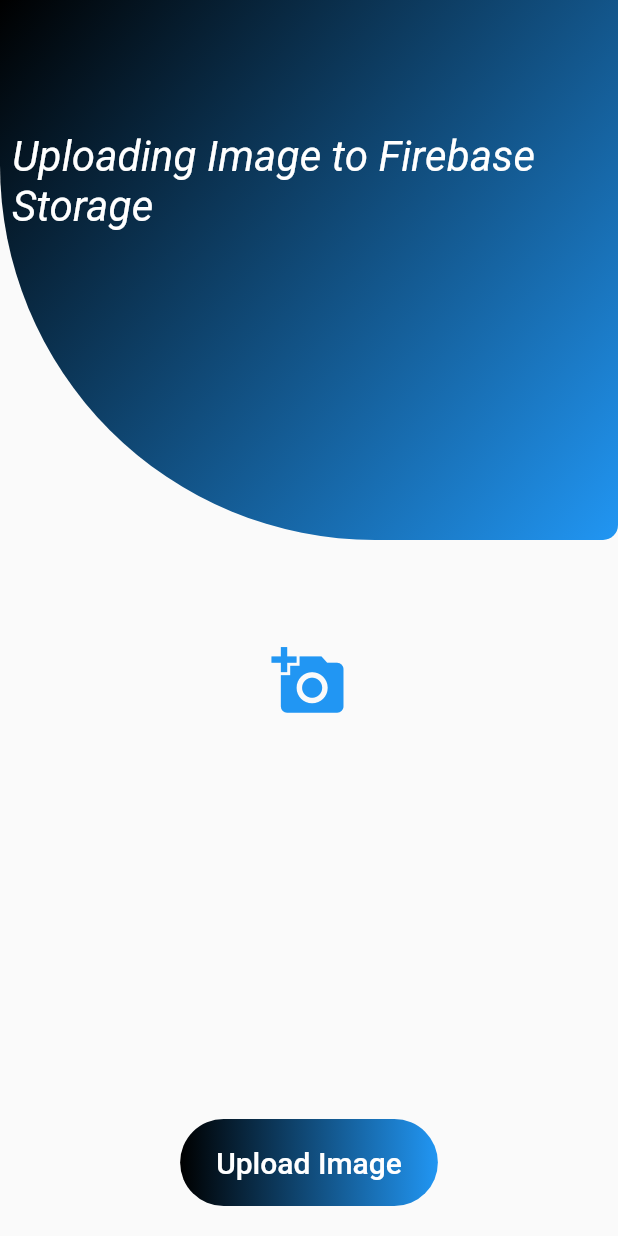
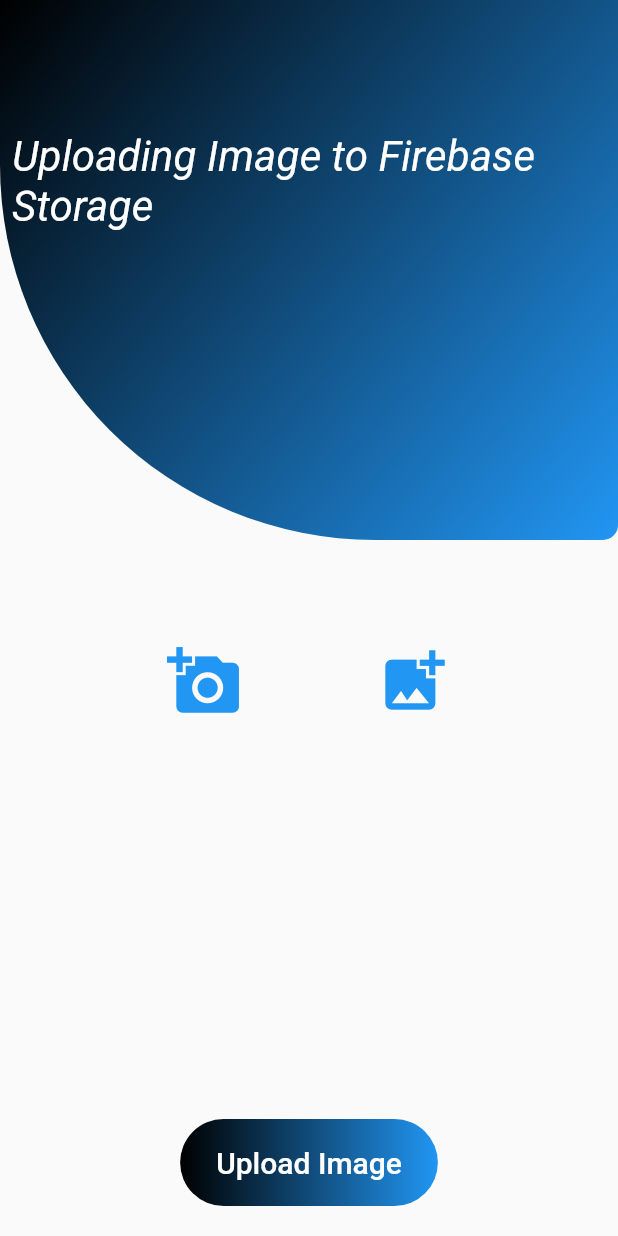
Before and after one commit to Rikanthan/cleaning_app, a Flutter app: the screen it shows after launch, on a phone screen of 412 x 824 dp. Run offline on Flutter 3.47's test engine with Material 2 defaults, Android fonts, the phone set to English and light mode, and no system bars; our stand-ins replace firebase_core, firebase_storage, flutter_spinkit, image_picker, percent_indicator; accounts and stored records are empty.

Commit message:
add files

```diff
--- a/cleaning/lib/Screens/ImageUpload.dart
+++ b/cleaning/lib/Screens/ImageUpload.dart
@@ -29,9 +29,15 @@
   String date = DateFormat('dd-MM-yyyy hh:mm:ss a').format(DateTime.now());
   late firebase_storage.UploadTask _uploadTask;
   Future pickImage() async {
-    final pickedFile = await picker.pickImage(source: ImageSource.gallery);
+    final pickedFile = await picker.pickImage(source: ImageSource.camera);
     setState(() {
+      try{
         _imageFile = File(pickedFile!.path);
+      }
+      catch(e)
+      {
+        print(e);
+      }
     });
   }
 
@@ -64,8 +70,8 @@
     task.whenComplete((){
       uploadText = "Upload success!";
       _uploadStatus = UploadStatus.finished;
-      Navigator.push(
-        context, MaterialPageRoute(builder: (_)=> ShowImages()));
+      // Navigator.push(
+      //   context, MaterialPageRoute(builder: (_)=> ShowImages()));
     });
   }
 
@@ -83,7 +89,8 @@
                 gradient: LinearGradient(
                     colors: [Colors.black,Colors.blue],
                     begin: Alignment.topLeft,
-                    end: Alignment.bottomRight)),
+                    end: Alignment.bottomRight)
+                    ),
           ),
           Container(
             margin: const EdgeInsets.only(top: 80),
@@ -113,13 +120,48 @@
                           borderRadius: BorderRadius.circular(30.0),
                           child: _imageFile != null
                               ? Image.file(_imageFile!)
-                              :TextButton(
+                              :Row(
+                                mainAxisAlignment: MainAxisAlignment.spaceEvenly,
+                                children: [
+                                  TextButton(
                                       child: Icon(
                                             Icons.add_a_photo,
                                             color: Colors.blue,
                                             size: 50,
                                       ),
-                            onPressed: pickImage,
+                                      onPressed: () async{
+                                          final pickedFile = await picker.pickImage(source: ImageSource.camera);
+                                          setState(() {
+                                            try{
+                                              _imageFile = File(pickedFile!.path);
+                                            }
+                                            catch(e)
+                                            {
+                                              print(e);
+                                            }
+                                          });
+                                      },
+                                    ),
+                                  TextButton(
+                                      child: Icon(
+                                            Icons.add_photo_alternate,
+                                            color: Colors.blue,
+                                            size: 50,
+                                      ),
+                                      onPressed: () async{
+                                          final pickedFile = await picker.pickImage(source: ImageSource.gallery);
+                                          setState(() {
+                                            try{
+                                              _imageFile = File(pickedFile!.path);
+                                            }
+                                            catch(e)
+                                            {
+                                              print(e);
+                                            }
+                                          });
+                                      },
+                                    ),
+                                ],
                               ),
                         ),
                       ),
@@ -139,9 +181,11 @@
                   lineWidth: 5.0,
                   percent: progress/100,
                   center: new Text("$progress%"),
-                  progressColor: Colors.green,
+                  linearGradient: LinearGradient(
+                    colors: [Colors.black,Colors.blue],
+                    begin: Alignment.topLeft,
+                    end: Alignment.bottomRight)
                 )
-
               ],
             ),
           ),
@@ -169,7 +213,6 @@
                 setState(() {
                   _uploadStatus = UploadStatus.inprogress;
                 });
-
               } ,
               child: Text(
                 "Upload Image",
--- a/cleaning/lib/Screens/ShowImages.dart
+++ b/cleaning/lib/Screens/ShowImages.dart
@@ -28,7 +28,6 @@
         "upload_time":fileMeta.customMetadata?['upload_time'] ?? ""
       });
     });
-
     return files;
   }
   @override
@@ -48,7 +47,6 @@
                       itemBuilder: (context, index) {
                         final Map<String, dynamic> image =
                             snapshot.data![index];
-
                         return Card(
                           margin: EdgeInsets.symmetric(vertical: 10),
                           child: ListTile(
@@ -68,7 +66,6 @@
                               },
                               ),
                              title: Text(image['upload_time']),
-                            // subtitle: Text(image['Updated']),
                             trailing: IconButton(
                               onPressed: () {},
                               icon: Icon(
```
Lines whose indentation alone changed are shown as unchanged.
